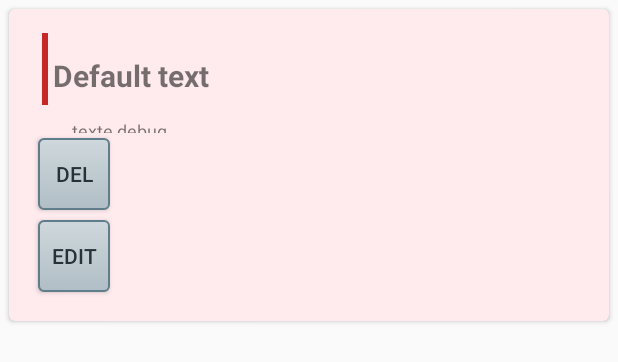
After one commit to MakiLaineux/haddock, an Android app: the layout card.xml on its own in the app's theme, with its tools: preview values and no code run, on a phone screen of 412 x 824 dp. The commit adds this screen. Shown: the top 362 px of the screen. Run offline under Robolectric (Android 15) with nearby library versions, the phone set to English and light mode, and no system bars.

Commit message:
v0.2 CardView implementation

```diff
--- a/app/build.gradle
+++ b/app/build.gradle
@@ -23,5 +23,6 @@ dependencies {
     testCompile 'junit:junit:4.12'
     compile 'com.android.support:appcompat-v7:27.0.2'
     compile 'com.android.support:recyclerview-v7:27.0.2'
+    compile 'com.android.support:cardview-v7:27.0.2'
     compile 'com.android.support:design:27.0.2'
 }
--- /dev/null
+++ b/app/src/main/res/layout/card.xml
@@ -0,0 +1,81 @@
+<?xml version="1.0" encoding="utf-8"?>
+<android.support.v7.widget.CardView
+    xmlns:card_view="http://schemas.android.com/apk/res-auto"
+    xmlns:android="http://schemas.android.com/apk/res/android"
+    android:layout_width="match_parent"
+    android:layout_height="wrap_content"
+    android:id="@+id/cv"
+    android:layout_margin="6dp"
+    card_view:cardCornerRadius="4dp"
+    card_view:cardBackgroundColor="@color/colorBackground1"
+    card_view:cardElevation="2dp"
+    >
+
+    <RelativeLayout
+        android:layout_width="match_parent"
+        android:layout_height="wrap_content"
+        android:padding="16dp"
+        android:focusable="true"
+        android:focusableInTouchMode="false">
+
+        <View
+            android:id="@+id/barrefavori"
+            android:layout_width="4dp"
+            android:layout_height="48dp"
+            android:layout_alignParentTop="true"
+            android:layout_alignParentLeft="true"
+            android:layout_marginLeft="6dp"
+            android:layout_alignParentStart="true"
+            android:layout_marginStart="6dp"
+            android:background="@color/colorAccent" />
+
+        <TextView
+            android:id="@+id/text"
+            style="@style/word_style"
+            android:layout_width="wrap_content"
+            android:layout_height="@dimen/word_height"
+            android:layout_alignParentTop="true"
+            android:layout_toRightOf="@+id/barrefavori"
+            android:layout_toEndOf="@+id/barrefavori"
+            android:layout_marginLeft="16dp"
+            android:layout_marginStart="16dp"
+            android:layout_gravity="center_vertical"
+            android:maxLines="1"
+            android:ellipsize="end"
+            android:text="@string/defaultText"
+            />
+
+        <TextView
+            android:id="@+id/profile"
+            android:layout_width="match_parent"
+            android:layout_height="10dp"
+            android:text="@string/texte_debug"
+            android:layout_marginLeft="16dp"
+            android:layout_marginStart="16dp"
+            android:layout_toRightOf="@+id/barrefavori"
+            android:layout_toEndOf="@+id/barrefavori"
+            android:textSize="12sp"
+            android:layout_below="@+id/text"
+            />
+        <Button
+            android:id="@+id/delete_button"
+            style="@style/button_style"
+            android:layout_width="@dimen/button_width"
+            android:layout_height="@dimen/button_height"
+            android:layout_gravity="center_vertical"
+            android:layout_below="@+id/profile"
+            android:text="@string/button_delete" />
+
+        <Button
+            android:id="@+id/edit_button"
+            style="@style/button_style"
+            android:layout_width="@dimen/button_width"
+            android:layout_height="@dimen/button_height"
+            android:layout_gravity="center_vertical"
+            android:layout_below="@+id/delete_button"
+            android:text="@string/button_edit"/>
+
+
+    </RelativeLayout>
+
+</android.support.v7.widget.CardView>
--- a/app/src/main/res/layout/criterias.xml
+++ b/app/src/main/res/layout/criterias.xml
@@ -1,7 +1,10 @@
 <?xml version="1.0" encoding="utf-8"?>
 <ScrollView xmlns:android="http://schemas.android.com/apk/res/android"
+    xmlns:tools="http://schemas.android.com/tools"
     android:layout_width="match_parent"
-    android:layout_height="wrap_content">
+    android:layout_height="wrap_content"
+    tools:context=".EditStatementActivity"
+    tools:showIn="@layout/activity_edit_word">
 
 <LinearLayout
     android:layout_width="match_parent"
--- a/app/src/main/res/values/strings.xml
+++ b/app/src/main/res/values/strings.xml
@@ -40,4 +40,5 @@ limitations under the License. -->
     <string name="criteria5">Vices</string>
     <string name="criteria6">Animalit\é</string>
     <string name="criteria7">Divers</string>
+    <string name="texte_debug">texte debug</string>
 </resources>
```
Also changed, not shown: app/src/main/java/com/pantagruel/unbrindled1/MainActivity.java (+0 -10 lines), app/src/main/java/com/pantagruel/unbrindled1/WordListAdapter.java (+11 -15 lines), app/src/main/res/layout/activity_main.xml (+7 -3 lines), app/src/main/res/layout/wordlist_item.xml (deleted, +0 -49 lines).
